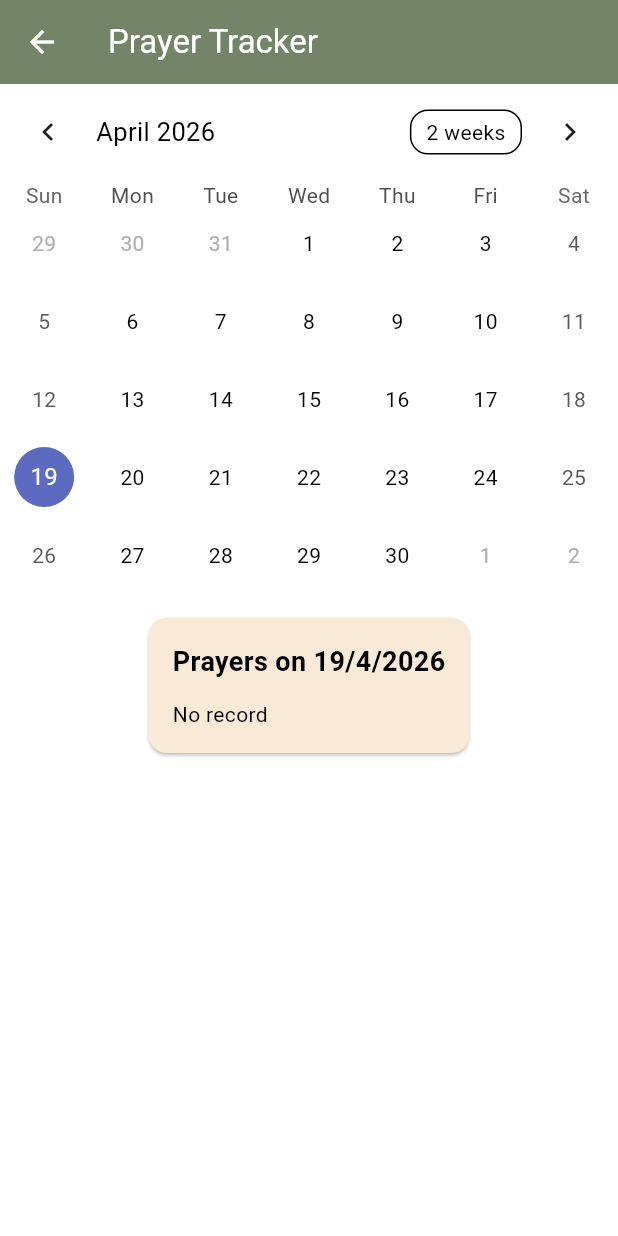
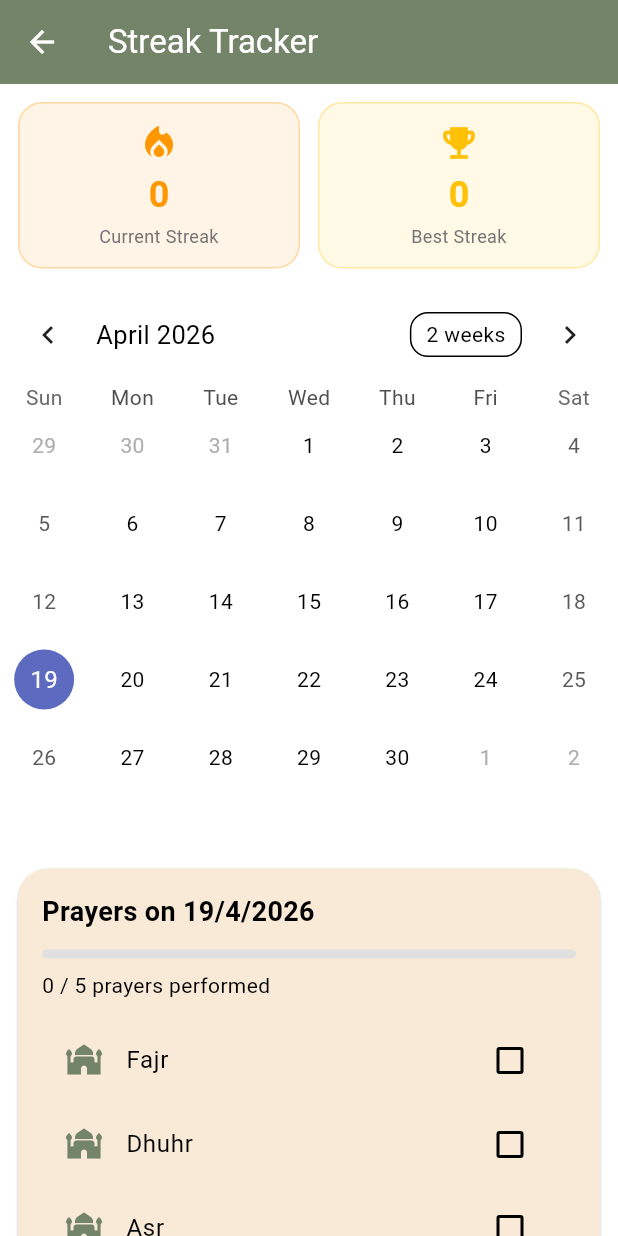
Before and after one commit to maria-khan-khushk/smart_namaz_companion, a Flutter app: the StreakTrackerScreen screen opened directly, on a phone screen of 412 x 824 dp. Run offline on Flutter 3.47's test engine with Material 3 defaults, Android fonts, the light colour scheme and no system bars; drawn by our look-alikes of table_calendar; our stand-ins replace audioplayers, flutter_local_notifications, geolocator, shared_preferences, timezone; accounts and stored records are empty.

Commit message:
streak system integrated with tracking

```diff
--- a/lib/models/daily_prayer_record.dart
+++ b/lib/models/daily_prayer_record.dart
@@ -1,21 +1,30 @@
 class DailyPrayerRecord {
   final DateTime date;
-  final Map<String, bool> prayersCompleted; // 'Fajr', 'Dhuhr', etc.
-  bool get allCompleted => prayersCompleted.values.every((v) => v);
-  int get completedCount => prayersCompleted.values.where((v) => v).length;
+  final Map<String, bool> prayersCompleted;
+  final int streak;
 
   DailyPrayerRecord({
     required this.date,
     required this.prayersCompleted,
+    this.streak = 0,
   });
 
-  Map<String, dynamic> toJson() => {
+  int get completedCount => prayersCompleted.values.where((v) => v == true).length;
+  bool get allCompleted => completedCount == 5;
+
+  Map<String, dynamic> toJson() {
+    return {
       'date': date.toIso8601String(),
       'prayersCompleted': prayersCompleted,
+      'streak': streak,
     };
+  }
 
-  factory DailyPrayerRecord.fromJson(Map<String, dynamic> json) => DailyPrayerRecord(
+  factory DailyPrayerRecord.fromJson(Map<String, dynamic> json) {
+    return DailyPrayerRecord(
       date: DateTime.parse(json['date']),
       prayersCompleted: Map<String, bool>.from(json['prayersCompleted']),
+      streak: json['streak'] ?? 0,
     );
   }
+}
--- a/lib/screens/streak_tracker_screen.dart
+++ b/lib/screens/streak_tracker_screen.dart
@@ -5,7 +5,6 @@ import '../services/streak_service.dart';
 import '../models/daily_prayer_record.dart';
 import '../providers/language_provider.dart';
 import '../utils/theme.dart';
-
 
 class StreakTrackerScreen extends StatefulWidget {
   @override
@@ -17,35 +16,106 @@ class _StreakTrackerScreenState extends State<StreakTrackerScreen> {
   Map<DateTime, DailyPrayerRecord?> _records = {};
   DateTime _focusedDay = DateTime.now();
   DateTime _selectedDay = DateTime.now();
+  int _currentStreak = 0;
+  int _bestStreak = 0;
+
+  final List<String> _prayerNames = ['Fajr', 'Dhuhr', 'Asr', 'Maghrib', 'Isha'];
 
   @override
   void initState() {
     super.initState();
     _streakService = StreakService();
-    _loadRecords();
+    _loadData();
   }
 
-  Future<void> _loadRecords() async {
-    final records = await _streakService.getAllRecords();
+  Future<void> _loadData() async {
+    final recordsMap = await _streakService.getAllRecords();
     setState(() {
       _records.clear();
-      for (var record in records) {
-        _records[DateTime(record.date.year, record.date.month, record.date.day)] = record;
+      recordsMap.forEach((date, record) {
+        _records[DateTime(date.year, date.month, date.day)] = record;
+      });
+    });
+    _refreshStreakCounts();
   }
+
+  Future<void> _refreshStreakCounts() async {
+    final current = await _streakService.getCurrentStreak();
+    final best = await _streakService.getBestStreak();
+    setState(() {
+      _currentStreak = current;
+      _bestStreak = best;
     });
+  }
+
+  Future<void> _togglePrayer(String prayer, bool value) async {
+    print("Toggling prayer: $prayer, value: $value");  // Debug print
+    try {
+      final normalized = DateTime(_selectedDay.year, _selectedDay.month, _selectedDay.day);
+      DailyPrayerRecord? record = _records[normalized];
+      if (record == null) {
+        final initialPrayers = {for (var p in _prayerNames) p: false};
+        record = DailyPrayerRecord(date: normalized, prayersCompleted: initialPrayers);
+      }
+      record.prayersCompleted[prayer] = value;
+      await _streakService.saveRecord(record);
+      setState(() {
+        _records[normalized] = record;
+      });
+      await _refreshStreakCounts();
+      print("Prayer toggled successfully");
+    } catch (e, stacktrace) {
+      print("Error toggling prayer: $e");
+      print(stacktrace);
+      // Show error to user
+      ScaffoldMessenger.of(context).showSnackBar(
+        SnackBar(content: Text("Error saving prayer: $e")),
+      );
+    }
+  }
+
+  String _getPrayerName(String name, bool isUrdu) {
+    if (!isUrdu) return name;
+    switch (name) {
+      case 'Fajr': return 'فجر';
+      case 'Dhuhr': return 'ظہر';
+      case 'Asr': return 'عصر';
+      case 'Maghrib': return 'مغرب';
+      case 'Isha': return 'عشاء';
+      default: return name;
+    }
   }
 
   @override
   Widget build(BuildContext context) {
     final isUrdu = Provider.of<LanguageProvider>(context).isUrdu;
+    final selectedRecord = _records[DateTime(_selectedDay.year, _selectedDay.month, _selectedDay.day)];
+    final Map<String, bool> currentPrayerStatus = selectedRecord?.prayersCompleted ??
+        {for (var p in _prayerNames) p: false};
+    final completedCount = currentPrayerStatus.values.where((v) => v == true).length;
+
     return Scaffold(
       appBar: AppBar(
-        title: Text(isUrdu ? 'نماز ٹریکر' : 'Prayer Tracker'),
+        title: Text(isUrdu ? 'اسٹریک ٹریکر' : 'Streak Tracker'),
         backgroundColor: AppColors.primaryMuted,
+        foregroundColor: Colors.white,
       ),
-      body: Column(
+      body: SingleChildScrollView(
+        child: Column(
           children: [
-          TableCalendar(
+            Padding(
+              padding: EdgeInsets.all(12),
+              child: Row(
+                children: [
+                  Expanded(child: _buildStatCard(isUrdu ? 'موجودہ اسٹریک' : 'Current Streak', '$_currentStreak', Icons.local_fire_department, Colors.orange)),
+                  SizedBox(width: 12),
+                  Expanded(child: _buildStatCard(isUrdu ? 'بہترین اسٹریک' : 'Best Streak', '$_bestStreak', Icons.emoji_events, Colors.amber)),
+                ],
+              ),
+            ),
+            SizedBox(
+              height: 380,
+              child: TableCalendar(
                 firstDay: DateTime(2024, 1, 1),
                 lastDay: DateTime(2030, 12, 31),
                 focusedDay: _focusedDay,
@@ -59,10 +129,7 @@ class _StreakTrackerScreenState extends State<StreakTrackerScreen> {
                 calendarStyle: CalendarStyle(
                   markersAlignment: Alignment.bottomCenter,
                   markerSize: 8,
-              todayDecoration: BoxDecoration(
-                color: AppColors.primaryMuted,
-                shape: BoxShape.circle,
-              ),
+                  todayDecoration: BoxDecoration(color: AppColors.primaryMuted, shape: BoxShape.circle),
                 ),
                 calendarBuilders: CalendarBuilders(
                   markerBuilder: (context, day, events) {
@@ -80,18 +147,16 @@ class _StreakTrackerScreenState extends State<StreakTrackerScreen> {
                         icon = Icons.cancel;
                         color = Colors.red;
                       }
-                  return Positioned(
-                    bottom: 2,
-                    child: Icon(icon, size: 16, color: color),
-                  );
+                      return Positioned(bottom: 2, child: Icon(icon, size: 16, color: color));
                     }
                     return null;
                   },
                 ),
               ),
-          SizedBox(height: 16),
+            ),
             Card(
-            margin: EdgeInsets.symmetric(horizontal: 16),
+              margin: EdgeInsets.symmetric(horizontal: 12, vertical: 8),
+              shape: RoundedRectangleBorder(borderRadius: BorderRadius.circular(20)),
               child: Padding(
                 padding: EdgeInsets.all(16),
                 child: Column(
@@ -102,40 +167,62 @@ class _StreakTrackerScreenState extends State<StreakTrackerScreen> {
                       style: TextStyle(fontSize: 18, fontWeight: FontWeight.bold),
                     ),
                     SizedBox(height: 12),
-                  FutureBuilder<DailyPrayerRecord?>(
-                    future: _streakService.getRecordForDate(_selectedDay),
-                    builder: (context, snapshot) {
-                      if (snapshot.connectionState == ConnectionState.waiting) {
-                        return CircularProgressIndicator();
-                      }
-                      final record = snapshot.data;
-                      if (record == null) {
-                        return Text(isUrdu ? 'کوئی ریکارڈ نہیں' : 'No record');
-                      }
-                      return Column(
-                        children: [
-                          Text(isUrdu ? 'مکمل نمازیں: ${record.completedCount}/5' : 'Completed: ${record.completedCount}/5'),
+                    LinearProgressIndicator(
+                      value: completedCount / _prayerNames.length,
+                      backgroundColor: Colors.grey[300],
+                      color: AppColors.primaryMuted,
+                      minHeight: 6,
+                      borderRadius: BorderRadius.circular(4),
+                    ),
                     SizedBox(height: 8),
-                          Wrap(
-                            spacing: 8,
-                            children: record.prayersCompleted.entries.map((entry) {
-                              return Chip(
-                                label: Text(entry.key),
-                                backgroundColor: entry.value ? Colors.green : Colors.grey,
-                                labelStyle: TextStyle(color: Colors.white),
-                              );
-                            }).toList(),
+                    Text(
+                      isUrdu ? '$completedCount / ${_prayerNames.length} نمازیں پڑھی گئیں' : '$completedCount / ${_prayerNames.length} prayers performed',
+                      style: TextStyle(fontSize: 14),
                     ),
-                        ],
-                      );
+                    SizedBox(height: 12),
+                    // Using a ListView.builder inside Column might cause constraints issue,
+                    // but here it's fine as number of items is small. However, to avoid overflow,
+                    // we can just use Column with children.
+                    ..._prayerNames.map((prayer) =>
+                      CheckboxListTile(
+                        key: ValueKey(prayer), // Give unique key
+                        title: Text(_getPrayerName(prayer, isUrdu)),
+                        value: currentPrayerStatus[prayer] ?? false,
+                        onChanged: (value) {
+                          print("Checkbox clicked for $prayer, new value: $value");
+                          _togglePrayer(prayer, value ?? false);
                         },
+                        activeColor: AppColors.primaryMuted,
+                        secondary: Icon(Icons.mosque, color: AppColors.primaryMuted),
                       ),
+                    ).toList(),
                   ],
                 ),
               ),
             ),
           ],
         ),
+      ),
+    );
+  }
+
+  Widget _buildStatCard(String title, String value, IconData icon, Color color) {
+    return Container(
+      padding: EdgeInsets.symmetric(vertical: 12, horizontal: 8),
+      decoration: BoxDecoration(
+        color: color.withOpacity(0.1),
+        borderRadius: BorderRadius.circular(16),
+        border: Border.all(color: color.withOpacity(0.3)),
+      ),
+      child: Column(
+        children: [
+          Icon(icon, color: color, size: 28),
+          SizedBox(height: 4),
+          Text(value, style: TextStyle(fontSize: 24, fontWeight: FontWeight.bold, color: color)),
+          SizedBox(height: 2),
+          Text(title, style: TextStyle(fontSize: 12, color: Colors.grey[600]), textAlign: TextAlign.center),
+        ],
+      ),
     );
   }
 }
```
Also changed, not shown: lib/services/streak_service.dart (+86 -55 lines). Lines whose indentation alone changed are shown as unchanged.
